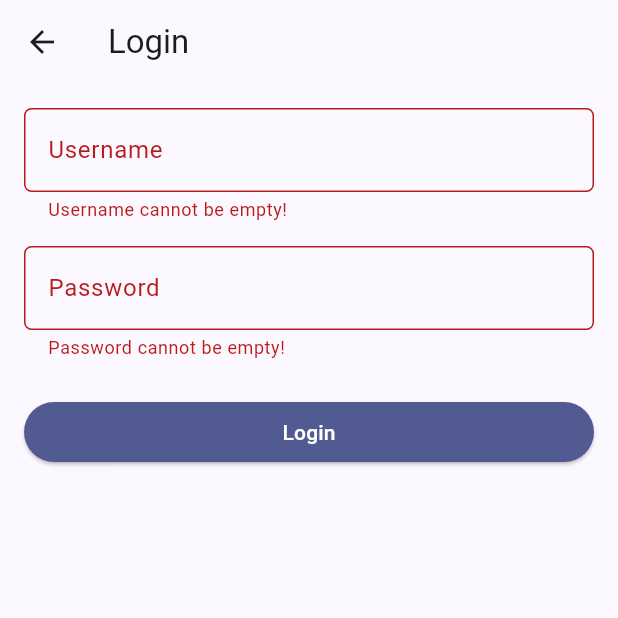
After one commit to rifkypadjri/myportofolio_mobile, a Flutter app: the LoginScreen screen opened directly, after a tap on "Login", on a phone screen of 412 x 824 dp, the top half of it. The commit adds this screen. Run offline on Flutter 3.47's test engine with Material 3 defaults, Android fonts, the phone set to English and light mode, and no system bars; our stand-ins replace material_ui; generated files the repository leaves out were written again.

Commit message:
feat: provide ApiClient/AuthState and add login screen with route guard

```diff
--- a/lib/main.dart
+++ b/lib/main.dart
@@ -1,16 +1,27 @@
 import 'package:material_ui/material_ui.dart';
 import 'package:myportofolio_mobile/screens/menu.dart';
+import 'package:myportofolio_mobile/services/api_client.dart';
+import 'package:myportofolio_mobile/services/auth_state.dart';
+import 'package:provider/provider.dart';
 
 void main() {
-  runApp(const MyApp());
+  runApp(MyApp(apiClient: ApiClient()));
 }
 
 class MyApp extends StatelessWidget {
-  const MyApp({super.key});
+  const MyApp({required this.apiClient, super.key});
+
+  final ApiClient apiClient;
 
   @override
   Widget build(BuildContext context) {
-    return MaterialApp(
+    // MultiProvider menyuntikkan ApiClient dan AuthState ke seluruh widget tree.
+    return MultiProvider(
+      providers: [
+        Provider.value(value: apiClient),
+        ChangeNotifierProvider(create: (_) => AuthState(apiClient)),
+      ],
+      child: MaterialApp(
         title: 'MyPortfolio Mobile',
         debugShowCheckedModeBanner: false,
         theme: ThemeData(
@@ -18,6 +29,7 @@ class MyApp extends StatelessWidget {
           useMaterial3: true,
         ),
         home: MyHomePage(),
+      ),
     );
   }
 }
--- /dev/null
+++ b/lib/screens/login_screen.dart
@@ -0,0 +1,124 @@
+import 'package:material_ui/material_ui.dart';
+import 'package:myportofolio_mobile/services/api_client.dart';
+import 'package:myportofolio_mobile/services/auth_state.dart';
+import 'package:provider/provider.dart';
+
+class LoginScreen extends StatefulWidget {
+  const LoginScreen({super.key});
+
+  @override
+  State<LoginScreen> createState() => _LoginScreenState();
+}
+
+class _LoginScreenState extends State<LoginScreen> {
+  final _formKey = GlobalKey<FormState>();
+
+  String _username = '';
+  String _password = '';
+  bool _isSubmitting = false;
+
+  Future<void> _submit() async {
+    if (!_formKey.currentState!.validate()) return;
+
+    setState(() {
+      _isSubmitting = true;
+    });
+
+    final authState = context.read<AuthState>();
+    final messenger = ScaffoldMessenger.of(context);
+    try {
+      await authState.login(_username, _password);
+      if (!mounted) return;
+      Navigator.pop(context, true);
+    } on ApiException catch (error) {
+      if (!mounted) return;
+      messenger.showSnackBar(
+        SnackBar(
+          content: Text(
+            error.statusCode == 400
+                ? 'Login gagal (400): username atau password salah.'
+                : 'Login gagal (${error.statusCode}).',
+          ),
+        ),
+      );
+    } catch (_) {
+      if (!mounted) return;
+      messenger.showSnackBar(
+        const SnackBar(content: Text('Tidak dapat terhubung ke server.')),
+      );
+    } finally {
+      if (mounted) {
+        setState(() {
+          _isSubmitting = false;
+        });
+      }
+    }
+  }
+
+  @override
+  Widget build(BuildContext context) {
+    return Scaffold(
+      appBar: AppBar(title: const Text('Login')),
+      body: Form(
+        key: _formKey,
+        child: SingleChildScrollView(
+          padding: const EdgeInsets.all(16),
+          child: Column(
+            crossAxisAlignment: CrossAxisAlignment.stretch,
+            children: [
+              TextFormField(
+                decoration: InputDecoration(
+                  hintText: 'Username',
+                  labelText: 'Username',
+                  border: OutlineInputBorder(
+                    borderRadius: BorderRadius.circular(5),
+                  ),
+                ),
+                onChanged: (value) => _username = value,
+                validator: (value) {
+                  if (value == null || value.isEmpty) {
+                    return 'Username cannot be empty!';
+                  }
+                  return null;
+                },
+              ),
+              const SizedBox(height: 16),
+              TextFormField(
+                obscureText: true,
+                decoration: InputDecoration(
+                  hintText: 'Password',
+                  labelText: 'Password',
+                  border: OutlineInputBorder(
+                    borderRadius: BorderRadius.circular(5),
+                  ),
+                ),
+                onChanged: (value) => _password = value,
+                validator: (value) {
+                  if (value == null || value.isEmpty) {
+                    return 'Password cannot be empty!';
+                  }
+                  return null;
+                },
+              ),
+              const SizedBox(height: 24),
+              ElevatedButton(
+                style: ElevatedButton.styleFrom(
+                  backgroundColor: Theme.of(context).colorScheme.primary,
+                  foregroundColor: Colors.white,
+                ),
+                onPressed: _isSubmitting ? null : _submit,
+                child: _isSubmitting
+                    ? const SizedBox(
+                        height: 20,
+                        width: 20,
+                        child: CircularProgressIndicator(strokeWidth: 2),
+                      )
+                    : const Text('Login'),
+              ),
+            ],
+          ),
+        ),
+      ),
+    );
+  }
+}
--- /dev/null
+++ b/lib/widgets/auth_guard.dart
@@ -0,0 +1,15 @@
+import 'package:material_ui/material_ui.dart';
+import 'package:myportofolio_mobile/screens/login_screen.dart';
+import 'package:myportofolio_mobile/services/auth_state.dart';
+import 'package:provider/provider.dart';
+
+/// Ensures the user is authenticated, pushing [LoginScreen] when needed.
+Future<bool> ensureLoggedIn(BuildContext context) async {
+  if (context.read<AuthState>().isLoggedIn) return true;
+
+  final loggedIn = await Navigator.push<bool>(
+    context,
+    MaterialPageRoute(builder: (_) => const LoginScreen()),
+  );
+  return loggedIn ?? false;
+}
```
Lines whose indentation alone changed are shown as unchanged.
